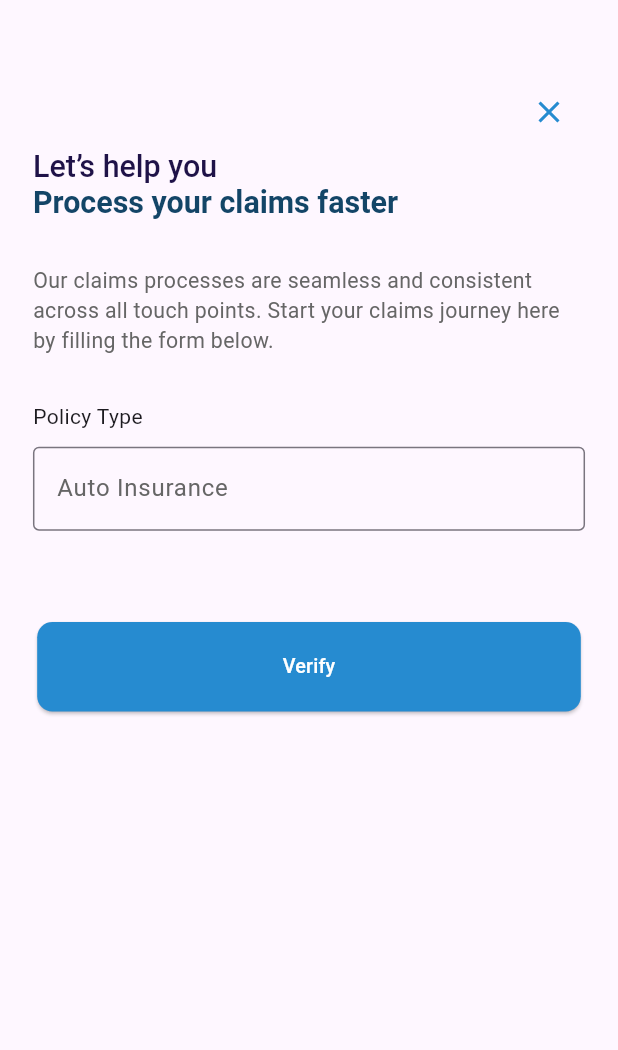
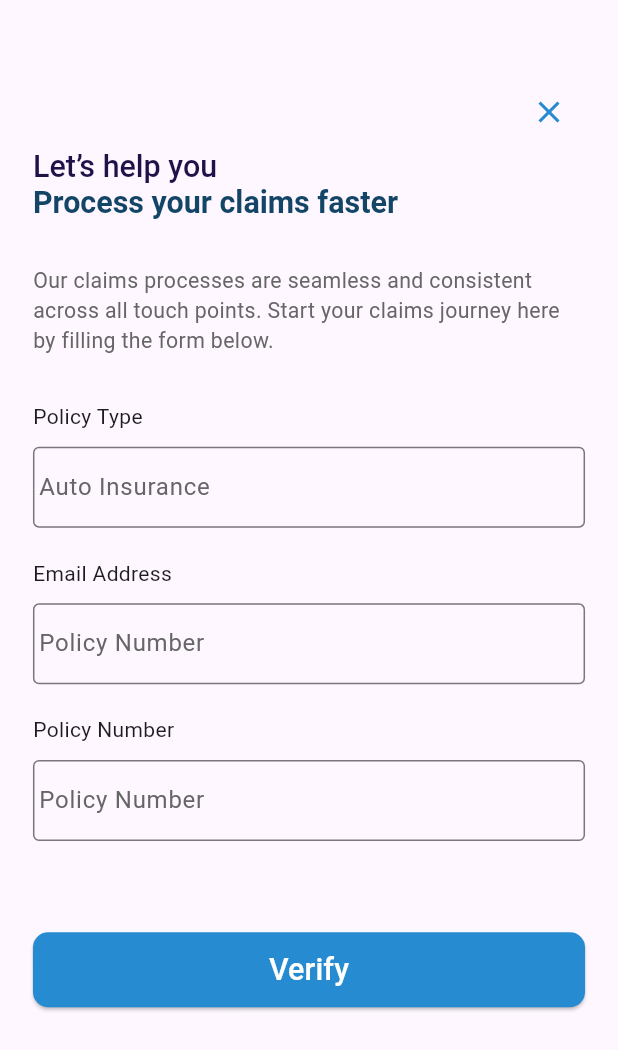
Before and after one commit to Danobiii/baloon_app, a Flutter app: the ProcessClaims screen opened directly, on a phone screen of 412 x 824 dp. Shown: the top 1050 px of the screen. Run offline on Flutter 3.47's test engine with Material 3 defaults, Android fonts, the phone set to English and light mode, and no system bars; our stand-ins replace flutter_screenutil, image_picker, smooth_page_indicator.

Commit message:
Trying to extract widget properly

```diff
--- a/lib/models/image_model.dart
+++ b/lib/models/image_model.dart
@@ -9,4 +9,7 @@ class AppImages {
   static const String homeLogo = "assets/images/home.png";
   static const String vectorLogo = "assets/images/Vector.png";
   static const String telephoneLogo = "assets/images/telephone.png";
+  static const String camera = "assets/images/camera.png";
+  static const String document = "assets/images/document.png";
+  static const String video = "assets/images/video.png";
 }
--- a/lib/models/policy_model.dart
+++ b/lib/models/policy_model.dart
@@ -1,5 +1,5 @@
 import 'dart:ui';
-
+import 'package:baloon_app/views/process_claims.dart';
 import 'package:baloon_app/models/image_model.dart';
 import 'package:flutter/material.dart';
 
--- a/lib/views/login_page.dart
+++ b/lib/views/login_page.dart
@@ -1,4 +1,4 @@
-import 'package:baloon_app/controller/buttons.dart';
+import 'package:baloon_app/controller/navigation.dart';
 import 'package:flutter/material.dart';
 import 'package:flutter_screenutil/flutter_screenutil.dart';
 import 'package:baloon_app/models/image_model.dart';
--- a/lib/views/process_claims.dart
+++ b/lib/views/process_claims.dart
@@ -1,5 +1,7 @@
+import 'package:baloon_app/controller/navigation.dart';
 import 'package:flutter/material.dart';
 import 'package:flutter_screenutil/flutter_screenutil.dart';
+import 'package:baloon_app/widgets/form_fields.dart';
 
 class ProcessClaims extends StatefulWidget {
   const ProcessClaims({super.key});
@@ -9,8 +11,20 @@ class ProcessClaims extends StatefulWidget {
 }
 
 class _ProcessClaimsState extends State<ProcessClaims> {
+  final AuthController _authController = AuthController();
+  void _exitButton() {
+    _authController.exitButton(context);
+  }
+
+  void accidentInfoButton() {
+    _authController.navigateAccidentInformation(context);
+  }
 
   final _formKey = GlobalKey<FormState>();
+  final policyController = TextEditingController();
+  final emailController = TextEditingController();
+  final policyNumberController = TextEditingController();
+
   @override
   Widget build(BuildContext context) {
     return Scaffold(
@@ -21,7 +35,10 @@ class _ProcessClaimsState extends State<ProcessClaims> {
           children: [
             Align(
               alignment: AlignmentGeometry.topRight,
-              child: CloseButton(color: Color.fromRGBO(38, 139, 208, 1)),
+              child: CloseButton(
+                onPressed: _exitButton,
+                color: Color.fromRGBO(38, 139, 208, 1),
+              ),
             ),
             RichText(
               text: TextSpan(
@@ -56,54 +73,66 @@ class _ProcessClaimsState extends State<ProcessClaims> {
               ),
             ),
             SizedBox(height: 30.h),
-
             Form(
               key: _formKey,
               child: Column(
-                crossAxisAlignment: CrossAxisAlignment.start,
                 children: [
-                  Text("Policy Type"),
-                  SizedBox(height: 10.sp),
-                  TextFormField(
-                    decoration: InputDecoration(
-                      labelStyle: TextStyle(
-                        color: Color.fromRGBO(102, 102, 102, 1),
+                  // First field
+                  FormFields(
+                    text: "Policy Type",
+                    labelText: "Auto Insurance",
+                    validatorMessage: "Please enter Policy Type",
+                    // controller: policyController,
+                    controller: policyController,
                   ),
-                      labelText: "Auto Insurance ",
-                      border: OutlineInputBorder(),
+
+                  SizedBox(height: 20.h),
+
+                  // Second field
+                  FormFields(
+                    text: "Email Address",
+                    labelText: "Policy Number",
+                    validatorMessage: "Please enter Email Address",
+                    // controller: emailController,
                   ),
-                    validator: (value) {
-                      if (value == null || value.isEmpty) {
-                        return "Please Auto Insurance";
-                      }
-                      return null;
-                    },
+
+                  SizedBox(height: 20.h),
+
+                  // Third field
+                  FormFields(
+                    text: "Policy Number",
+                    labelText: "Policy Number",
+                    validatorMessage: "Please enter Policy Number",
+                    // controller: policyNumberController,
+                  ),
+                ],
+              ),
             ),
             SizedBox(height: 60.h),
-                  Center(
-                    child: ElevatedButton(
-                      style: TextButton.styleFrom(
+            ElevatedButton(
+              style: ElevatedButton.styleFrom(
+                minimumSize: Size(400, 50),
                 backgroundColor: Color.fromRGBO(38, 139, 208, 1),
                 shape: RoundedRectangleBorder(
                   borderRadius: BorderRadius.circular(10.r),
                 ),
-                        padding: EdgeInsets.symmetric(
-                          horizontal: 149.w,
-                          vertical: 20.h,
+                // padding: EdgeInsets.symmetric(
+                //   horizontal: 149.w,
+                //   vertical: 20.h,
+                // ),
               ),
-                      ),
-                      onPressed: () {},
+              onPressed: () {
+                if (_formKey.currentState!.validate()) {
+                  accidentInfoButton();
+                }
+              },
               child: Text(
                 "Verify",
                 style: TextStyle(
                   color: Colors.white,
                   fontWeight: FontWeight.w500,
-                          fontSize: 13.sp,
+                  fontSize: 20.sp,
                 ),
-                      ),
-                    ),
-                  ),
-                ],
               ),
             ),
           ],
--- /dev/null
+++ b/lib/widgets/form_fields.dart
@@ -0,0 +1,51 @@
+import 'package:flutter/material.dart';
+import 'package:flutter_screenutil/flutter_screenutil.dart';
+
+class FormFields extends StatelessWidget {
+  final String text;
+  final String? labelText;
+  final String validatorMessage;
+  final TextEditingController? controller;
+  final double? size;
+  final double? padding;
+
+  const FormFields({
+    super.key,
+    // required GlobalKey<FormState> formKey,
+    required this.text,
+    this.labelText,
+    required this.validatorMessage,
+    this.controller,
+    this.size,
+    this.padding,
+  });
+
+  @override
+  Widget build(BuildContext context) {
+    return Column(
+      crossAxisAlignment: CrossAxisAlignment.start,
+      children: [
+        Text(text),
+        SizedBox(height: 10.sp),
+        TextFormField(
+          decoration: InputDecoration(
+            labelStyle: TextStyle(
+              color: Color.fromRGBO(102, 102, 102, 1),
+              fontWeight: FontWeight.w400,
+            ),
+            labelText: labelText,
+            border: OutlineInputBorder(),
+
+            contentPadding: EdgeInsets.symmetric(vertical: size ?? 15),
+          ),
+          validator: (value) {
+            if (value == null || value.isEmpty) {
+              return validatorMessage;
+            }
+            return null;
+          },
+        ),
+      ],
+    );
+  }
+}
--- a/lib/widgets/policy_cards.dart
+++ /dev/null
@@ -1,3 +0,0 @@
-// class Cards(
-//   fi
-// );
--- a/pubspec.yaml
+++ b/pubspec.yaml
@@ -32,6 +32,7 @@ dependencies:
   flutter:
     sdk: flutter
   smooth_page_indicator: ^1.1.0
+  image_picker: ^1.1.1
 
   # The following adds the Cupertino Icons font to your application.
   # Use with the CupertinoIcons class for iOS style icons.
@@ -59,6 +60,7 @@ flutter:
   # included with your application, so that you can use the icons in
   # the material Icons class.
   uses-material-design: true
+
   fonts:
     - family: Karla
       fonts:
```
Also changed, not shown: lib/controller/buttons.dart (deleted, +0 -30 lines), lib/controller/navigation.dart (added, +55 -0 lines), lib/controller/upload_controller.dart (added, +15 -0 lines), lib/views/accident_infoscreen.dart (added, +145 -0 lines), lib/views/policy.dart (+5 -2 lines), lib/views/third_party.dart (added, +142 -0 lines), lib/views/upload.dart (added, +119 -0 lines), assets/images/camera.png (added), assets/images/document.png (added), assets/images/video.png (added), pubspec.lock, 5 other files. Lines whose indentation alone changed are shown as unchanged.
